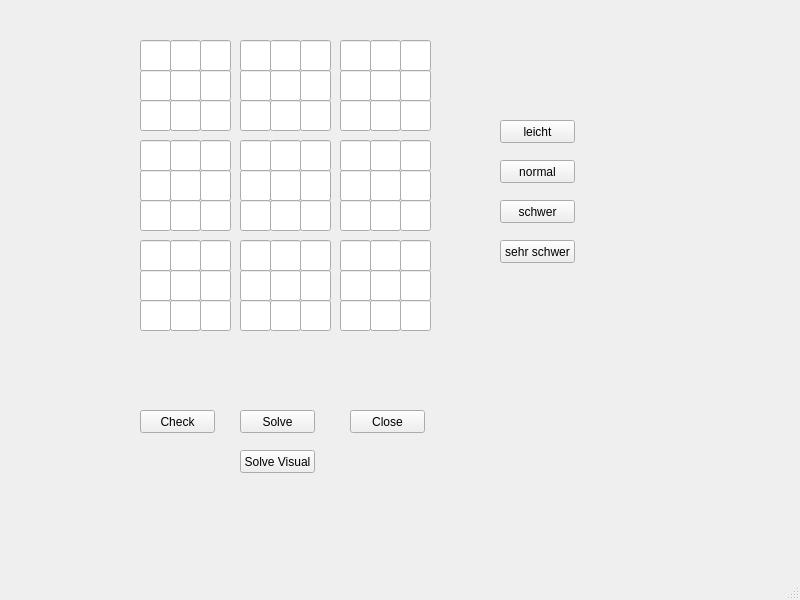
Old version of the form Sudoku/mainwindow.ui in the repository nissen77/SudokuProjekt.
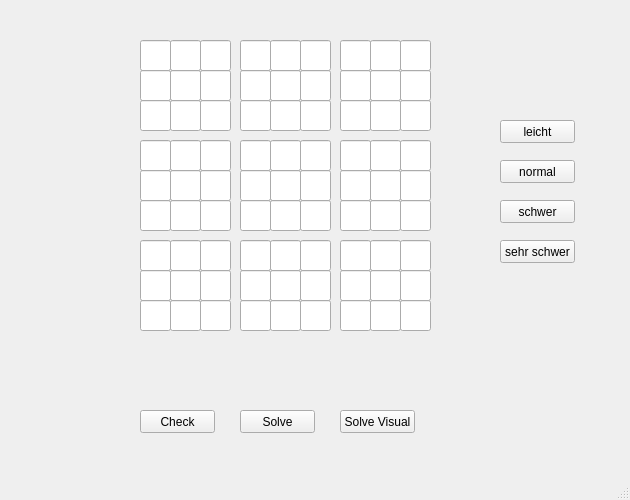
New version of the form. Icons and pictures are not drawn.

Patch:
```diff
--- a/Sudoku/mainwindow.ui
+++ b/Sudoku/mainwindow.ui
@@ -6,10 +6,25 @@
    <rect>
     <x>0</x>
     <y>0</y>
-    <width>800</width>
-    <height>600</height>
+    <width>630</width>
+    <height>500</height>
    </rect>
   </property>
+  <property name="minimumSize">
+   <size>
+    <width>630</width>
+    <height>500</height>
+   </size>
+  </property>
+  <property name="maximumSize">
+   <size>
+    <width>630</width>
+    <height>500</height>
+   </size>
+  </property>
+  <property name="mouseTracking">
+   <bool>false</bool>
+  </property>
   <property name="windowTitle">
    <string>Sudoku</string>
   </property>
@@ -17,6 +32,9 @@
    <iconset resource="img.qrc">
     <normaloff>:/SudokuImg.png</normaloff>:/SudokuImg.png</iconset>
   </property>
+  <property name="styleSheet">
+   <string notr="true"/>
+  </property>
   <widget class="QWidget" name="centralwidget">
    <widget class="QLineEdit" name="field_0_0">
     <property name="geometry">
@@ -1077,19 +1095,6 @@
      <set>Qt::AlignCenter</set>
     </property>
    </widget>
-   <widget class="QPushButton" name="closebtn">
-    <property name="geometry">
-     <rect>
-      <x>350</x>
-      <y>410</y>
-      <width>75</width>
-      <height>23</height>
-     </rect>
-    </property>
-    <property name="text">
-     <string>Close</string>
-    </property>
-   </widget>
    <widget class="QPushButton" name="solve">
     <property name="geometry">
      <rect>
@@ -1171,8 +1176,8 @@
    <widget class="QPushButton" name="solvevisual">
     <property name="geometry">
      <rect>
-      <x>240</x>
-      <y>450</y>
+      <x>340</x>
+      <y>410</y>
       <width>75</width>
       <height>23</height>
      </rect>
```
Left out of the diff: 9 changed lines with no effect on the pictures.
